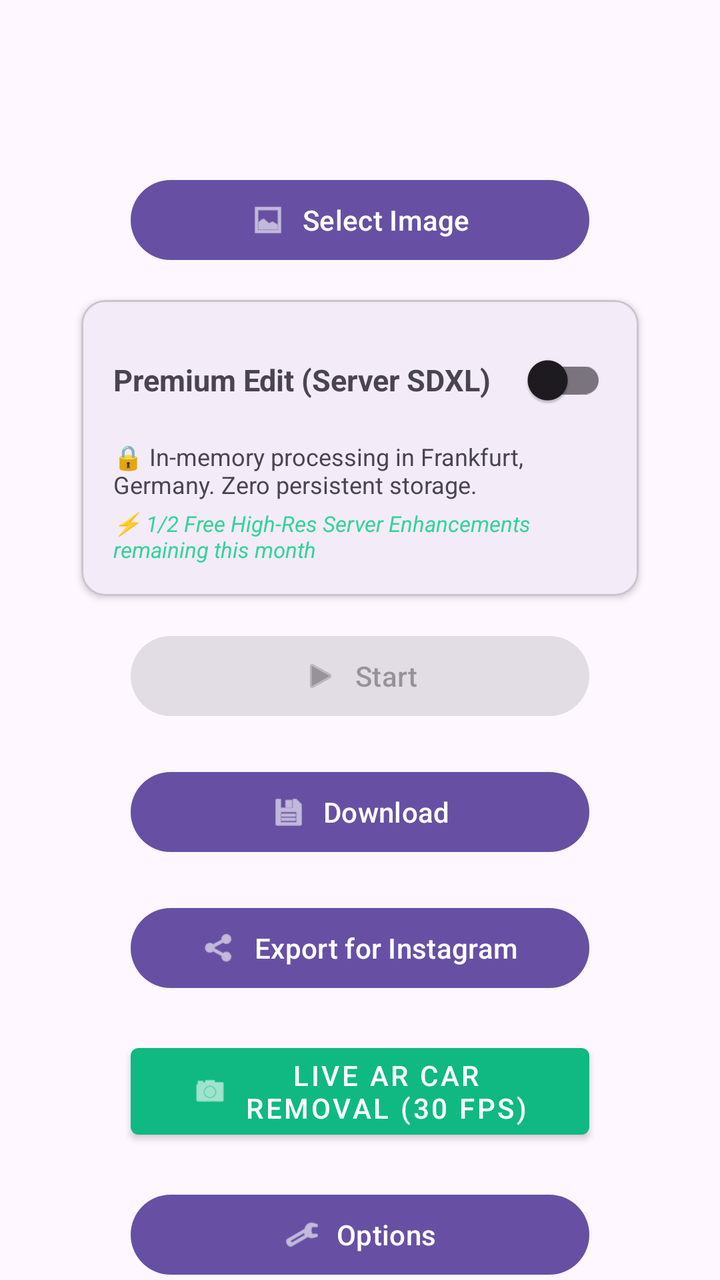
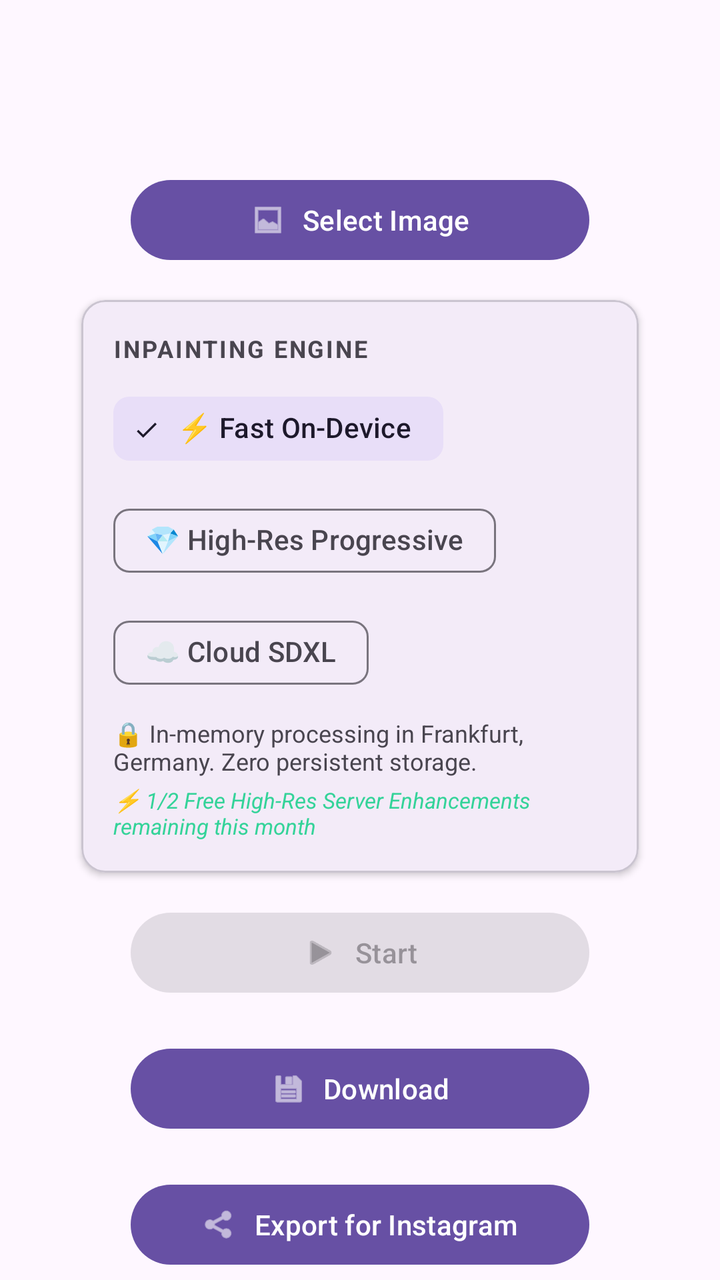

Before-and-after screenshots of an Android layout around one commit, followed by the original layout XML and the change that was made.
<!-- AndroidManifest.xml: application theme Theme.AndroidKorrektur -->
<!-- res/layout/fragment_first.xml -->
<?xml version="1.0" encoding="utf-8"?>
<androidx.core.widget.NestedScrollView xmlns:android="http://schemas.android.com/apk/res/android"
    xmlns:app="http://schemas.android.com/apk/res-auto"
    xmlns:tools="http://schemas.android.com/tools"
    android:layout_width="match_parent"
    android:layout_height="match_parent"
    tools:context=".FirstFragment">

    <androidx.constraintlayout.widget.ConstraintLayout
        android:layout_width="match_parent"
        android:layout_height="match_parent"
        android:padding="16dp">

        
        <LinearLayout
            android:id="@+id/imagesContainer"
            android:layout_width="match_parent"
            android:layout_height="wrap_content"
            android:layout_marginTop="50dp"
            android:gravity="center"
            android:orientation="vertical"
            app:layout_constraintEnd_toEndOf="parent"
            app:layout_constraintStart_toStartOf="parent"
            app:layout_constraintTop_toTopOf="parent" />

        
        <de.konradvoelkel.android.autokorrektur.ui.BeforeAfterSliderView
            android:id="@+id/beforeAfterSliderView"
            android:layout_width="match_parent"
            android:layout_height="320dp"
            android:layout_marginTop="16dp"
            android:visibility="gone"
            app:layout_constraintEnd_toEndOf="parent"
            app:layout_constraintStart_toStartOf="parent"
            app:layout_constraintTop_toBottomOf="@id/imagesContainer" />

        
        <Button
            android:id="@+id/fileSelect"
            android:layout_width="0dp"
            android:layout_height="wrap_content"
            android:layout_marginTop="20dp"
            android:text="@string/select_image"
            app:icon="@android:drawable/ic_menu_gallery"
            app:iconGravity="textStart"
            app:layout_constraintEnd_toEndOf="parent"
            app:layout_constraintStart_toStartOf="parent"
            app:layout_constraintTop_toBottomOf="@id/beforeAfterSliderView"
            app:layout_constraintWidth_percent="0.7" />

        
        <com.google.android.material.card.MaterialCardView
            android:id="@+id/premiumEditCard"
            android:layout_width="0dp"
            android:layout_height="wrap_content"
            android:layout_marginTop="16dp"
            app:cardCornerRadius="12dp"
            app:cardElevation="2dp"
            app:strokeColor="?attr/colorOutlineVariant"
            app:strokeWidth="1dp"
            app:layout_constraintEnd_toEndOf="parent"
            app:layout_constraintStart_toStartOf="parent"
            app:layout_constraintTop_toBottomOf="@id/fileSelect"
            app:layout_constraintWidth_percent="0.85">

            <LinearLayout
                android:id="@+id/premiumEditContainer"
                android:layout_width="match_parent"
                android:layout_height="wrap_content"
                android:orientation="vertical"
                android:padding="16dp">

                <LinearLayout
                    android:layout_width="match_parent"
                    android:layout_height="wrap_content"
                    android:gravity="center_vertical"
                    android:orientation="horizontal">

                    <TextView
                        android:layout_width="0dp"
                        android:layout_height="wrap_content"
                        android:layout_weight="1"
                        android:text="@string/premium_edit_title"
                        android:textStyle="bold"
                        android:textSize="15sp" />

                    <androidx.appcompat.widget.SwitchCompat
                        android:id="@+id/useSdxl"
                        android:layout_width="wrap_content"
                        android:layout_height="wrap_content" />
                </LinearLayout>

                <TextView
                    android:id="@+id/tvPrivacyBadge"
                    android:layout_width="match_parent"
                    android:layout_height="wrap_content"
                    android:layout_marginTop="6dp"
                    android:text="🔒 In-memory processing in Frankfurt, Germany. Zero persistent storage."
                    android:textSize="12sp"
                    android:textColor="?android:attr/textColorSecondary" />

                <TextView
                    android:id="@+id/tvQuotaBadge"
                    android:layout_width="match_parent"
                    android:layout_height="wrap_content"
                    android:layout_marginTop="4dp"
                    android:text="⚡ 1/2 Free High-Res Server Enhancements remaining this month"
                    android:textSize="11sp"
                    android:textStyle="italic"
                    android:textColor="#34D399" />
            </LinearLayout>
        </com.google.android.material.card.MaterialCardView>

        
        <Button
            android:id="@+id/startInference"
            android:layout_width="0dp"
            android:layout_height="wrap_content"
            android:layout_marginTop="16dp"
            android:enabled="false"
            android:text="@string/start"
            app:icon="@android:drawable/ic_media_play"
            app:iconGravity="textStart"
            app:layout_constraintEnd_toEndOf="parent"
            app:layout_constraintStart_toStartOf="parent"
            app:layout_constraintTop_toBottomOf="@id/premiumEditCard"
            app:layout_constraintWidth_percent="0.7" />

        
        <Button
            android:id="@+id/download"
            android:layout_width="0dp"
            android:layout_height="wrap_content"
            android:layout_marginTop="20dp"
            android:text="@string/download"
            app:icon="@android:drawable/ic_menu_save"
            app:iconGravity="textStart"
            app:layout_constraintEnd_toEndOf="parent"
            app:layout_constraintStart_toStartOf="parent"
            app:layout_constraintTop_toBottomOf="@id/startInference"
            app:layout_constraintWidth_percent="0.7" />

        
        <Button
            android:id="@+id/exportInstagram"
            android:layout_width="0dp"
            android:layout_height="wrap_content"
            android:layout_marginTop="20dp"
            android:text="@string/export_instagram"
            app:icon="@android:drawable/ic_menu_share"
            app:iconGravity="textStart"
            app:layout_constraintEnd_toEndOf="parent"
            app:layout_constraintStart_toStartOf="parent"
            app:layout_constraintTop_toBottomOf="@id/download"
            app:layout_constraintWidth_percent="0.7" />

        
        <Button
            android:id="@+id/arLiveModeButton"
            style="@style/Widget.MaterialComponents.Button"
            android:layout_width="0dp"
            android:layout_height="wrap_content"
            android:layout_marginTop="20dp"
            android:text="@string/live_ar_car_removal"
            app:backgroundTint="#10B981"
            app:icon="@android:drawable/ic_menu_camera"
            app:iconGravity="textStart"
            app:layout_constraintEnd_toEndOf="parent"
            app:layout_constraintStart_toStartOf="parent"
            app:layout_constraintTop_toBottomOf="@id/exportInstagram"
            app:layout_constraintWidth_percent="0.7" />

        
        <Button
            android:id="@+id/optionsButton"
            android:layout_width="0dp"
            android:layout_height="wrap_content"
            android:layout_marginTop="20dp"
            android:text="@string/options"
            app:icon="@android:drawable/ic_menu_preferences"
            app:iconGravity="textStart"
            app:layout_constraintEnd_toEndOf="parent"
            app:layout_constraintStart_toStartOf="parent"
            app:layout_constraintTop_toBottomOf="@id/arLiveModeButton"
            app:layout_constraintWidth_percent="0.7" />

        
        <androidx.cardview.widget.CardView
            android:id="@+id/optionsPanel"
            android:layout_width="match_parent"
            android:layout_height="wrap_content"
            android:layout_marginTop="20dp"
            android:visibility="gone"
            app:cardCornerRadius="8dp"
            app:cardElevation="4dp"
            app:layout_constraintEnd_toEndOf="parent"
            app:layout_constraintStart_toStartOf="parent"
            app:layout_constraintTop_toBottomOf="@id/optionsButton">

            <LinearLayout
                android:layout_width="match_parent"
                android:layout_height="wrap_content"
                android:orientation="vertical"
                android:padding="16dp">

                
                <LinearLayout
                    android:layout_width="match_parent"
                    android:layout_height="wrap_content"
                    android:gravity="center_vertical"
                    android:orientation="horizontal">

                    <TextView
                        android:layout_width="0dp"
                        android:layout_height="wrap_content"
                        android:layout_weight="1"
                        android:text="@string/multiple_images"
                        android:textSize="16sp" />

                    <androidx.appcompat.widget.SwitchCompat
                        android:id="@+id/batchMode"
                        android:layout_width="wrap_content"
                        android:layout_height="wrap_content" />
                </LinearLayout>


                
                <LinearLayout
                    android:layout_width="match_parent"
                    android:layout_height="wrap_content"
                    android:layout_marginTop="16dp"
                    android:gravity="center_vertical"
                    android:orientation="horizontal">

                    <TextView
                        android:layout_width="0dp"
                        android:layout_height="wrap_content"
                        android:layout_weight="1"
                        android:text="@string/continue_with_result"
                        android:textSize="16sp" />

                    <androidx.appcompat.widget.SwitchCompat
                        android:id="@+id/continueWithResult"
                        android:layout_width="wrap_content"
                        android:layout_height="wrap_content" />
                </LinearLayout>



                
                <TextView
                    android:layout_width="match_parent"
                    android:layout_height="wrap_content"
                    android:layout_marginTop="16dp"
                    android:text="@string/mask_upscale"
                    android:textSize="16sp" />

                <LinearLayout
                    android:layout_width="match_parent"
                    android:layout_height="wrap_content"
                    android:gravity="center_vertical"
                    android:orientation="horizontal">

                    <SeekBar
                        android:id="@+id/maskUpscale"
                        android:layout_width="0dp"
                        android:layout_height="wrap_content"
                        android:layout_weight="1"
                        android:max="100"
                        android:progress="20" />

                    <TextView
                        android:id="@+id/maskUpscaleVal"
                        android:layout_width="wrap_content"
                        android:layout_height="wrap_content"
                        android:layout_marginStart="8dp"
                        android:text="1.20" />
                </LinearLayout>

                
                <TextView
                    android:layout_width="match_parent"
                    android:layout_height="wrap_content"
                    android:layout_marginTop="16dp"
                    android:text="@string/mask_downshift"
                    android:textSize="16sp" />

                <LinearLayout
                    android:layout_width="match_parent"
                    android:layout_height="wrap_content"
                    android:gravity="center_vertical"
                    android:orientation="horizontal">

                    <SeekBar
                        android:id="@+id/downshift"
                        android:layout_width="0dp"
                        android:layout_height="wrap_content"
                        android:layout_weight="1"
                        android:max="100"
                        android:progress="20" />

                    <TextView
                        android:id="@+id/downshiftVal"
                        android:layout_width="wrap_content"
                        android:layout_height="wrap_content"
                        android:layout_marginStart="8dp"
                        android:text="0.020" />
                </LinearLayout>

                
                <TextView
                    android:layout_width="match_parent"
                    android:layout_height="wrap_content"
                    android:layout_marginTop="16dp"
                    android:text="@string/score_threshold"
                    android:textSize="16sp" />

                <LinearLayout
                    android:layout_width="match_parent"
                    android:layout_height="wrap_content"
                    android:gravity="center_vertical"
                    android:orientation="horizontal">

                    <SeekBar
                        android:id="@+id/scoreThreshold"
                        android:layout_width="0dp"
                        android:layout_height="wrap_content"
                        android:layout_weight="1"
                        android:max="100"
                        android:progress="20" />

                    <TextView
                        android:id="@+id/scoreThresholdVal"
                        android:layout_width="wrap_content"
                        android:layout_height="wrap_content"
                        android:layout_marginStart="8dp"
                        android:text="0.20" />
                </LinearLayout>

                
                <TextView
                    android:layout_width="match_parent"
                    android:layout_height="wrap_content"
                    android:layout_marginTop="16dp"
                    android:text="@string/downscale"
                    android:textSize="16sp" />

                <Spinner
                    android:id="@+id/downscaleMP"
                    android:layout_width="match_parent"
                    android:layout_height="wrap_content"
                    android:layout_marginTop="8dp" />

                
                <TextView
                    android:layout_width="match_parent"
                    android:layout_height="wrap_content"
                    android:layout_marginTop="16dp"
                    android:text="@string/segmentation_model"
                    android:textSize="16sp" />

                <Spinner
                    android:id="@+id/segModel"
                    android:layout_width="match_parent"
                    android:layout_height="wrap_content"
                    android:layout_marginTop="8dp" />
            </LinearLayout>
        </androidx.cardview.widget.CardView>
    </androidx.constraintlayout.widget.ConstraintLayout>
</androidx.core.widget.NestedScrollView>
<!-- resources referenced by this layout -->
<resources>
  <string name="continue_with_result">Continue with Result</string>
  <string name="download">Download</string>
  <string name="downscale">Downscale to Max Image Size</string>
  <string name="export_instagram">Export for Instagram</string>
  <string name="live_ar_car_removal">Live AR Car Removal (30 FPS)</string>
  <string name="mask_downshift">Mask Downshift</string>
  <string name="mask_upscale">Mask Upscale</string>
  <string name="multiple_images">Multiple Images</string>
  <string name="options">Options</string>
  <string name="premium_edit_title">Premium Edit (Server SDXL)</string>
  <string name="score_threshold">Score Threshold</string>
  <string name="segmentation_model">Segmentation Model</string>
  <string name="select_image">Select Image</string>
  <string name="start">Start</string>
  <style name="Theme.AndroidKorrektur" parent="Base.Theme.AndroidKorrektur" />
  <style name="Base.Theme.AndroidKorrektur" parent="Theme.Material3.DayNight.NoActionBar">
          
          
      </style>
</resources>

<!-- the commit's change to res/layout/fragment_first.xml (unified diff, before → after) -->
@@ -70,31 +70,58 @@
                 android:orientation="vertical"
                 android:padding="16dp">
 
-                <LinearLayout
-                    android:layout_width="match_parent"
-                    android:layout_height="wrap_content"
-                    android:gravity="center_vertical"
-                    android:orientation="horizontal">
-
-                    <TextView
-                        android:layout_width="0dp"
-                        android:layout_height="wrap_content"
-                        android:layout_weight="1"
-                        android:text="@string/premium_edit_title"
-                        android:textStyle="bold"
-                        android:textSize="15sp" />
-
-                    <androidx.appcompat.widget.SwitchCompat
-                        android:id="@+id/useSdxl"
-                        android:layout_width="wrap_content"
-                        android:layout_height="wrap_content" />
-                </LinearLayout>
+                <TextView
+                    android:layout_width="match_parent"
+                    android:layout_height="wrap_content"
+                    android:text="INPAINTING ENGINE"
+                    android:letterSpacing="0.08"
+                    android:textStyle="bold"
+                    android:textSize="12sp"
+                    android:textColor="?android:attr/textColorSecondary" />
+
+                <com.google.android.material.chip.ChipGroup
+                    android:id="@+id/chipGroupQuality"
+                    android:layout_width="match_parent"
+                    android:layout_height="wrap_content"
+                    android:layout_marginTop="8dp"
+                    app:singleSelection="true"
+                    app:selectionRequired="true">
+
+                    <com.google.android.material.chip.Chip
+                        android:id="@+id/chipFastPreview"
+                        style="@style/Widget.Material3.Chip.Filter"
+                        android:layout_width="wrap_content"
+                        android:layout_height="wrap_content"
+                        android:checked="true"
+                        android:text="⚡ Fast On-Device" />
+
+                    <com.google.android.material.chip.Chip
+                        android:id="@+id/chipHighResProgressive"
+                        style="@style/Widget.Material3.Chip.Filter"
+                        android:layout_width="wrap_content"
+                        android:layout_height="wrap_content"
+                        android:text="💎 High-Res Progressive" />
+
+                    <com.google.android.material.chip.Chip
+                        android:id="@+id/chipCloudSdxl"
+                        style="@style/Widget.Material3.Chip.Filter"
+                        android:layout_width="wrap_content"
+                        android:layout_height="wrap_content"
+                        android:text="☁️ Cloud SDXL" />
+                </com.google.android.material.chip.ChipGroup>
+
+                
+                <androidx.appcompat.widget.SwitchCompat
+                    android:id="@+id/useSdxl"
+                    android:layout_width="wrap_content"
+                    android:layout_height="wrap_content"
+                    android:visibility="gone" />
 
                 <TextView
                     android:id="@+id/tvPrivacyBadge"
                     android:layout_width="match_parent"
                     android:layout_height="wrap_content"
-                    android:layout_marginTop="6dp"
+                    android:layout_marginTop="8dp"
                     android:text="🔒 In-memory processing in Frankfurt, Germany. Zero persistent storage."
                     android:textSize="12sp"
                     android:textColor="?android:attr/textColorSecondary" />
<!-- resource entries referenced after the edit -->
@@ -9,7 +9,6 @@
   <string name="mask_upscale">Mask Upscale</string>
   <string name="multiple_images">Multiple Images</string>
   <string name="options">Options</string>
-  <string name="premium_edit_title">Premium Edit (Server SDXL)</string>
   <string name="score_threshold">Score Threshold</string>
   <string name="segmentation_model">Segmentation Model</string>
   <string name="select_image">Select Image</string>
